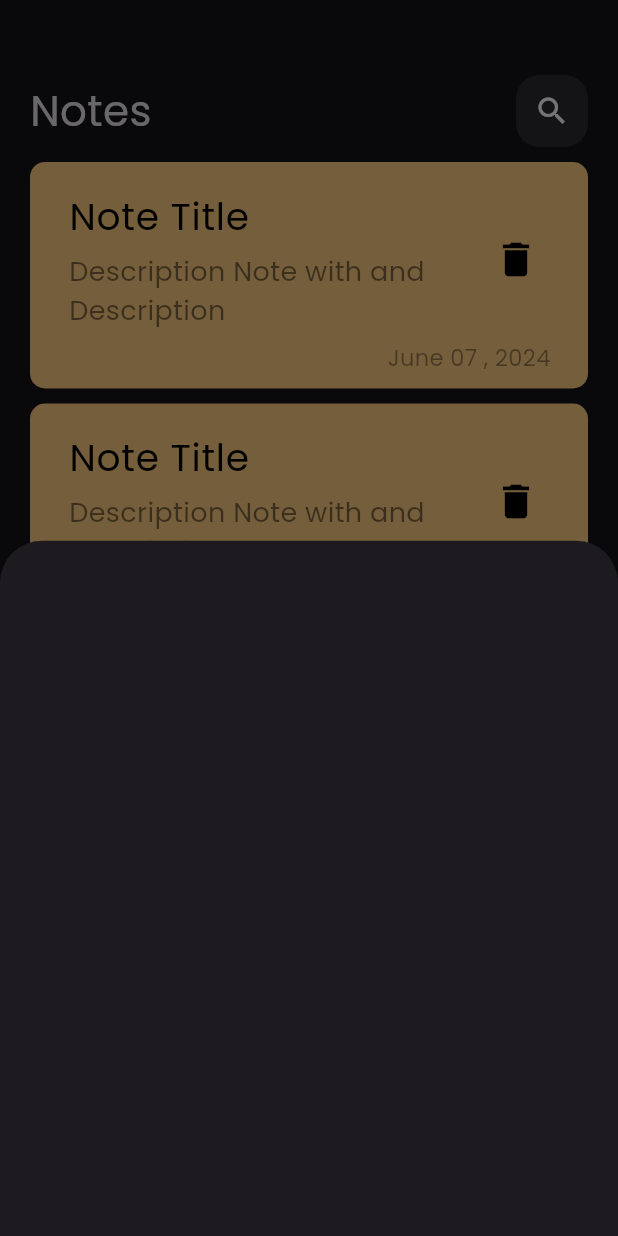
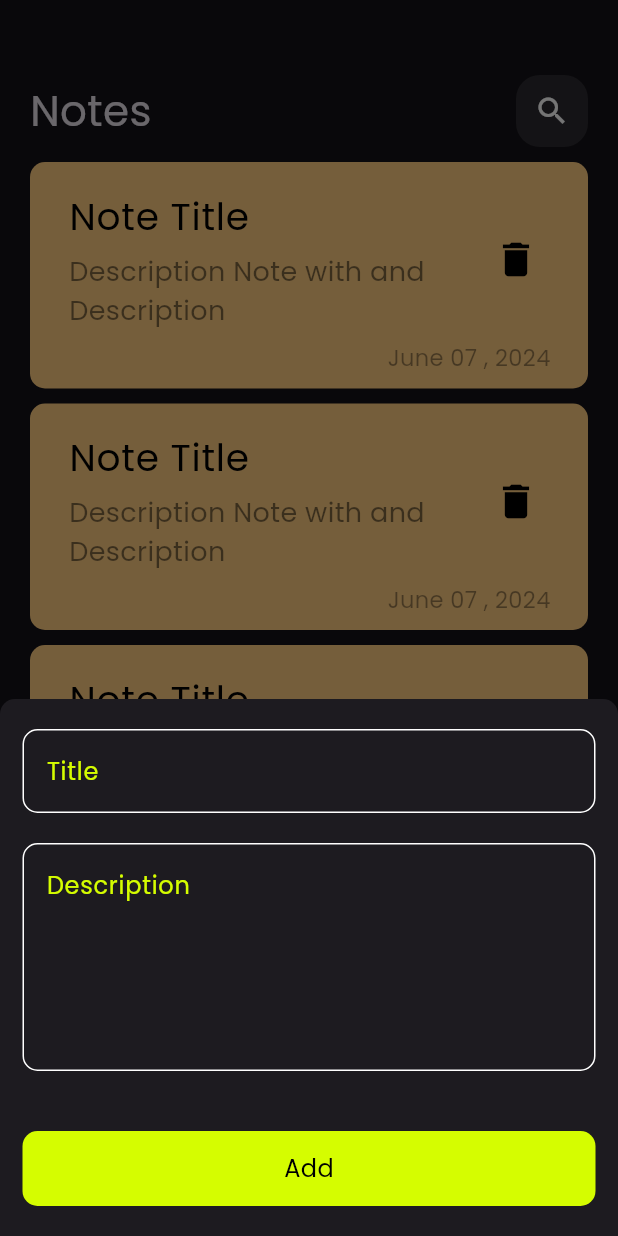
Before and after one commit to youssefElyoussofi/notes_app, a Flutter app: the screen it shows after launch, after a tap on the "add" icon, on a phone screen of 412 x 824 dp. Run offline on Flutter 3.47's test engine with Material 3 defaults, Android fonts, the phone set to English and light mode, and no system bars.

Commit message:
add custom button & note page view edit

```diff
--- /dev/null
+++ b/lib/constants.dart
@@ -0,0 +1,4 @@
+
+import 'package:flutter/material.dart';
+
+const kprimaryColor = Color(0xffd5fd00);
--- a/lib/main.dart
+++ b/lib/main.dart
@@ -12,6 +12,7 @@ class MyApp extends StatelessWidget {
   @override
   Widget build(BuildContext context) {
     return MaterialApp(
+      debugShowCheckedModeBanner: false,
       title: 'Flutter Demo',
       theme: ThemeData(
         fontFamily: 'Poppins',
--- /dev/null
+++ b/lib/views/edit_note_view.dart
@@ -0,0 +1,15 @@
+
+
+import 'package:flutter/material.dart';
+import 'package:notes_app/widgets/edit_view_body.dart';
+
+class EditNoteView extends StatelessWidget {
+  const EditNoteView({super.key});
+
+  @override
+  Widget build(BuildContext context) {
+    return const Scaffold(
+      body: EditNoteViewBody(),
+    );
+  }
+}
--- a/lib/views/notes_view.dart
+++ b/lib/views/notes_view.dart
@@ -1,6 +1,7 @@
 
 
 import 'package:flutter/material.dart';
+import 'package:notes_app/constants.dart';
 import 'package:notes_app/widgets/add_note_bottom_sheet.dart';
 import 'package:notes_app/widgets/custom_body.dart';
 
@@ -11,11 +12,18 @@ class NotesView extends StatelessWidget {
   @override
   Widget build(BuildContext context) {
     return  Scaffold(
-      floatingActionButton: FloatingActionButton(onPressed: () {
-        showModalBottomSheet(context: context, builder: (context) {
+      floatingActionButton: FloatingActionButton(
+        backgroundColor: kprimaryColor,
+        onPressed: () {
+        showModalBottomSheet(
+          shape: const RoundedRectangleBorder(borderRadius: BorderRadius.only(
+            topLeft: Radius.circular(10),
+            topRight: Radius.circular(10),
+            )),
+          context: context, builder: (context) {
           return const NoteBottomSheet();
         },);
-      },child: const Icon(Icons.add),),
+      },child: const Icon(Icons.add,color: Colors.black,),),
       body: const CustomBody(),
     );
   }
--- a/lib/widgets/add_note_bottom_sheet.dart
+++ b/lib/widgets/add_note_bottom_sheet.dart
@@ -1,12 +1,35 @@
 
 
 import 'package:flutter/material.dart';
+import 'package:flutter/widgets.dart';
+import 'package:notes_app/widgets/custom_botton.dart';
+import 'package:notes_app/widgets/custom_text_field.dart';
+
 
 class NoteBottomSheet extends StatelessWidget {
   const NoteBottomSheet({super.key});
 
   @override
   Widget build(BuildContext context) {
-    return  Container();
+    return  const Padding(
+      padding: EdgeInsets.symmetric(horizontal: 15),
+      child: SingleChildScrollView(
+        child: Column(
+          children: [
+
+
+            Padding(
+              padding: EdgeInsets.symmetric(vertical: 20),
+              child: CustomTextField(labelTxt: 'Title',),
+            ),
+            CustomTextField(labelTxt: 'Description',maxLines: 5,),
+            Padding(
+              padding: EdgeInsets.symmetric(vertical: 20),
+              child: CustomButton(),
+            )
+          ],
+        ),
+      ),
+    );
   }
 }
--- /dev/null
+++ b/lib/widgets/custom_botton.dart
@@ -0,0 +1,23 @@
+
+
+import 'package:flutter/material.dart';
+import 'package:notes_app/constants.dart';
+
+class CustomButton extends StatelessWidget {
+  const CustomButton({super.key});
+
+  @override
+  Widget build(BuildContext context) {
+    return  Container(
+      margin: const EdgeInsets.only(top: 20),
+      height: 50,
+      width: MediaQuery.of(context).size.width,
+      decoration: BoxDecoration(
+        color: kprimaryColor,
+        borderRadius: BorderRadius.circular(10)),
+      child: const Center(child: Text('Add',style: TextStyle(
+
+        fontSize: 16,color: Colors.black),),),
+    );
+  }
+}
--- /dev/null
+++ b/lib/widgets/custom_text_field.dart
@@ -0,0 +1,31 @@
+import 'package:flutter/material.dart';
+import 'package:notes_app/constants.dart';
+
+class CustomTextField extends StatelessWidget {
+  const CustomTextField({super.key, required this.labelTxt, this.maxLines = 1});
+  final String labelTxt;
+  final int maxLines;
+
+  @override
+  Widget build(BuildContext context) {
+    return  TextField(
+      maxLines: maxLines,
+      cursorColor: kprimaryColor,
+      decoration: InputDecoration(
+
+        hintText: labelTxt,
+        hintStyle: const TextStyle(color: kprimaryColor),
+        border: buildBorder(),
+        enabledBorder: buildBorder(),
+        focusedBorder: buildBorder(kprimaryColor),
+      ),
+    );
+  }
+
+  OutlineInputBorder buildBorder([color]) {
+    return  OutlineInputBorder(
+        borderRadius: const BorderRadius.all(Radius.circular(10)),
+        borderSide: BorderSide(color: color?? Colors.white)
+      );
+  }
+}
--- /dev/null
+++ b/lib/widgets/edit_view_body.dart
@@ -0,0 +1,12 @@
+
+
+import 'package:flutter/material.dart';
+
+class EditNoteViewBody extends StatelessWidget {
+  const EditNoteViewBody({super.key});
+
+  @override
+  Widget build(BuildContext context) {
+    return  Container();
+  }
+}
--- a/lib/widgets/note_item.dart
+++ b/lib/widgets/note_item.dart
@@ -1,11 +1,20 @@
 import 'package:flutter/material.dart';
+import 'package:notes_app/views/edit_note_view.dart';
 
 class NoteItem extends StatelessWidget {
   const NoteItem({super.key});
 
   @override
   Widget build(BuildContext context) {
-    return Container(
+    return GestureDetector(
+      onTap: () {
+        Navigator.push(context,
+        MaterialPageRoute(builder: (context) {
+          return const EditNoteView();
+        },)
+        );
+      },
+      child: Container(
         margin: const EdgeInsets.only(top: 10),
         padding: const EdgeInsets.only(left: 10,top: 10),
         decoration: BoxDecoration(
@@ -35,6 +44,7 @@ class NoteItem extends StatelessWidget {
             )
           ],
         ),
+      ),
     );
 
   }
```
Lines whose indentation alone changed are shown as unchanged.
